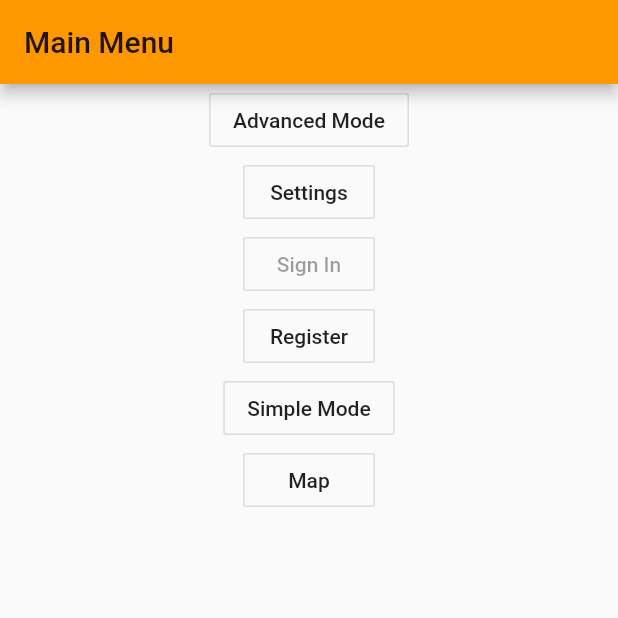
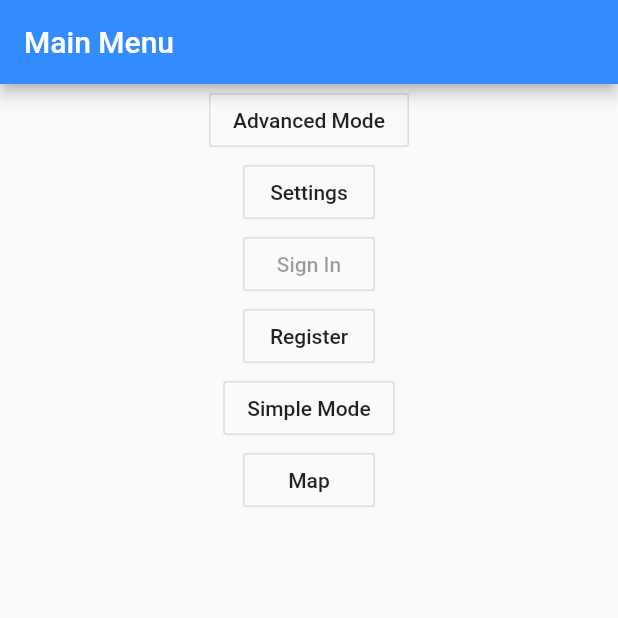
Before and after one commit to MerceneX/ShooDar, a Flutter app: the screen it shows after launch, on a phone screen of 412 x 824 dp, the top half of it. Run offline on Flutter 3.47's test engine with Material 2 defaults, Android fonts, the phone set to English and light mode, and no system bars; our stand-ins replace bloc, cloud_firestore, data_connection_checker, equatable, flutter_bloc, geolocator and 6 more; accounts and stored records are empty; Roboto replaces fonts that are missing (Georgia).

Commit message:
Finalized theme colors, expecting minor changes from here on out

```diff
--- a/src/lib/core/ui/themes/themes.dart
+++ b/src/lib/core/ui/themes/themes.dart
@@ -2,21 +2,27 @@ import 'package:flutter/material.dart';
 import 'package:google_fonts/google_fonts.dart';
 
 ThemeData lightTheme() {
+  const primaryColor = Color.fromRGBO(50, 139, 255, 1.0);
+  const secColor = Color.fromRGBO(254, 144, 0, 1.0);
+  const bckgColor = Color.fromRGBO(142, 180, 229, 1.0);
+  const primaryText = Color.fromRGBO(244, 244, 255, 1.0);
+  const secText = Color.fromRGBO(10, 10, 10, 1.0);
   return ThemeData(
     // Define the default brightness and colors.
     brightness: Brightness.light,
-    primaryColor: Colors.orange,
-    accentColor: Colors.blue,
-
+    primaryColor: primaryColor,
+    backgroundColor: bckgColor,
+    accentColor: secColor,
     // Define the default font family.
     fontFamily: 'Georgia',
 
     // Define the default TextTheme. Use this to specify the default
     // text styling for headlines, titles, bodies of text, and more.
     textTheme: TextTheme(
-      headline: TextStyle(fontSize: 72.0, fontWeight: FontWeight.bold),
-      title: GoogleFonts.sriracha(fontSize: 50),
-      body1: TextStyle(fontSize: 14.0, fontFamily: 'Hind'),
+      headline2: TextStyle(fontSize: 72.0, fontWeight: FontWeight.bold),
+      headline1: GoogleFonts.sriracha(fontSize: 60, color: primaryText),
+      bodyText1:
+          TextStyle(fontSize: 14.0, fontFamily: 'Hind', color: primaryText),
     ),
   );
 }
```
